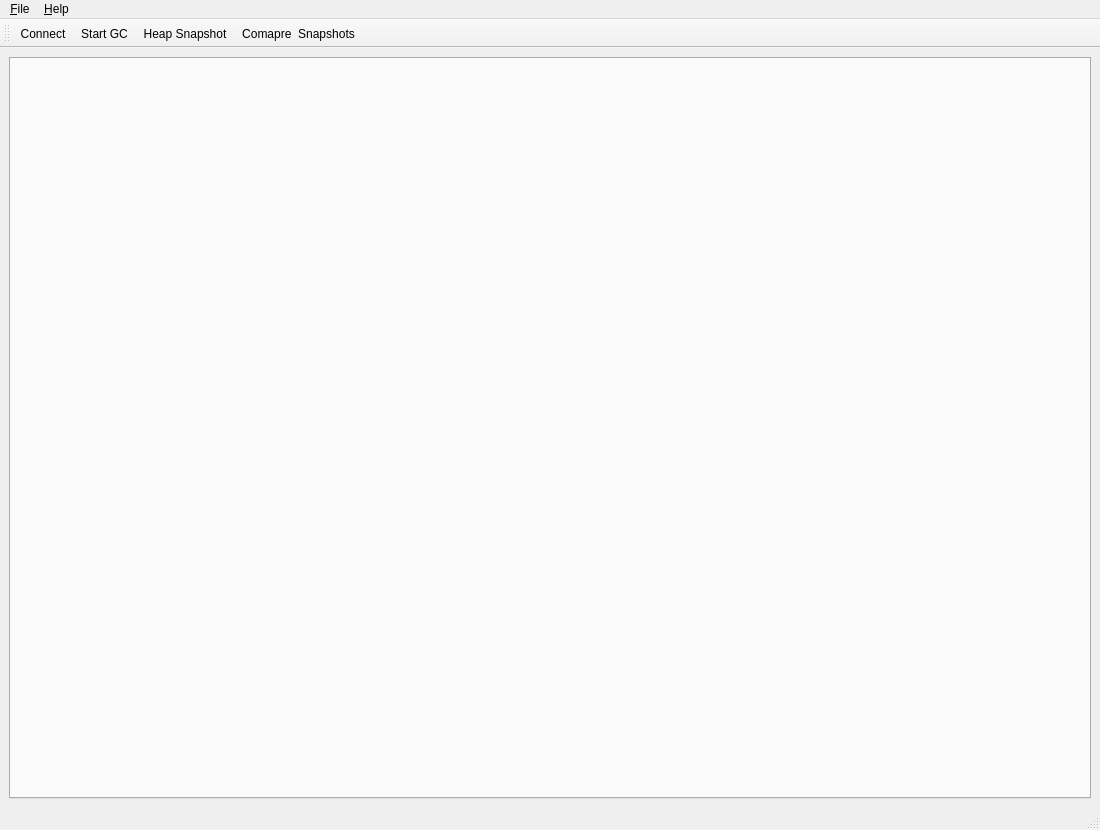
This is rbkit-lib/rbkitmainwindow.ui in codemancers/rbkit-client as Qt 5 draws it before an edit. The edited form follows.
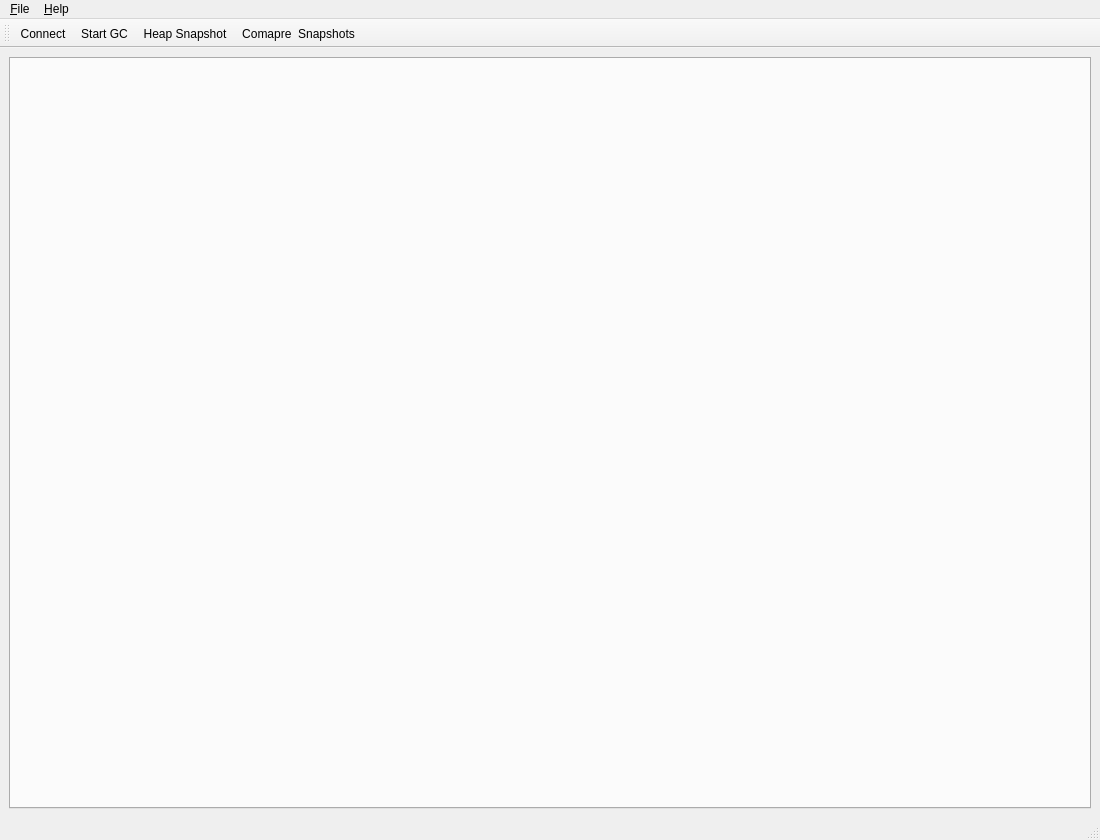
This is the edited form.

Commit message:
Remove close button from first tab
Also sort the heap dump by default using count

Patch:
```diff
--- a/rbkit-lib/rbkitmainwindow.ui
+++ b/rbkit-lib/rbkitmainwindow.ui
@@ -7,13 +7,13 @@
     <x>0</x>
     <y>0</y>
     <width>1100</width>
-    <height>830</height>
+    <height>840</height>
    </rect>
   </property>
   <property name="minimumSize">
    <size>
     <width>850</width>
-    <height>830</height>
+    <height>840</height>
    </size>
   </property>
   <property name="windowTitle">
```
Left out of the diff: 2 changed lines with no effect on the pictures. The commit also changes 2 other files.
